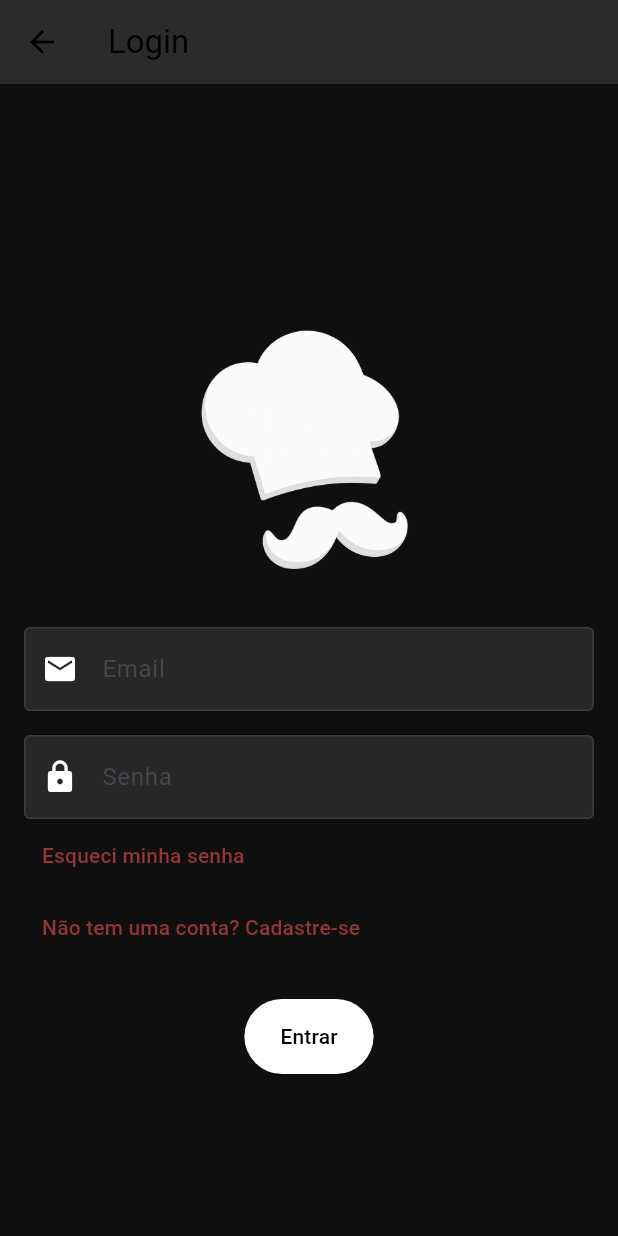
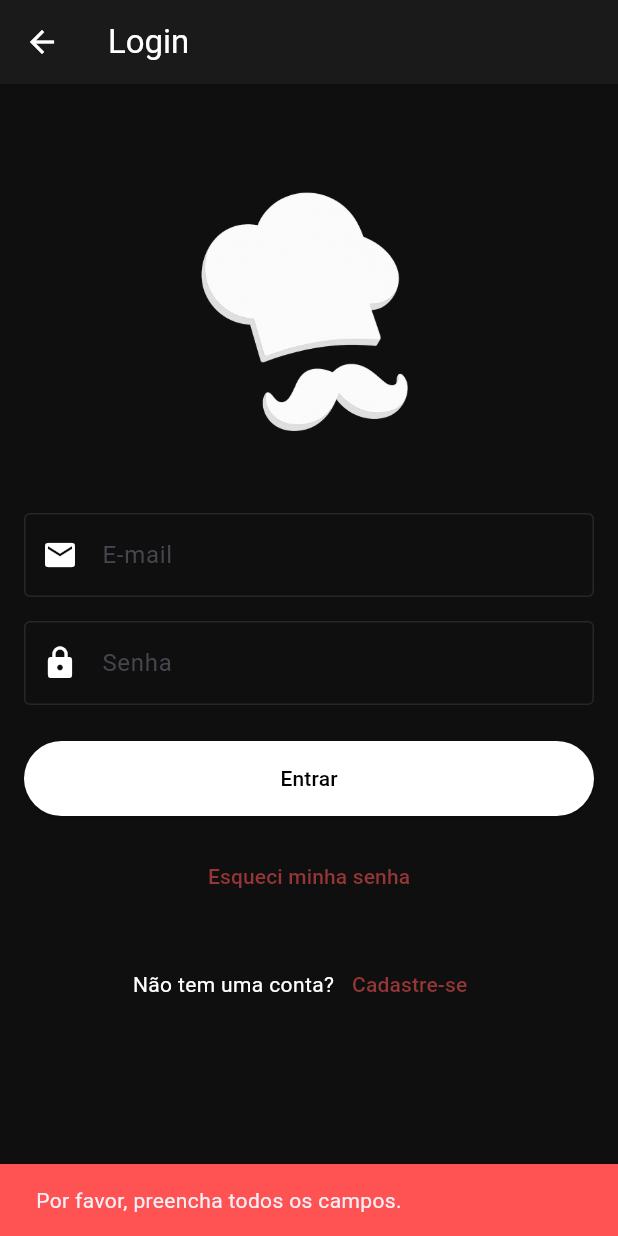
Before and after one commit to LelioNeto/ProjetoAplicativo, a Flutter app: the TelaLoginView screen opened directly, after a tap on "Entrar", on a phone screen of 412 x 824 dp. Run offline on Flutter 3.47's test engine with Material 3 defaults, Android fonts, the light colour scheme and no system bars; our stand-ins replace device_preview.

Commit message:
Adicionei as Snackbars, deixei tudo padronizado nas 3 telas de login cadastro e redefinição de senha, mudei as cores da AppBar para ficar mais visível e verifica se os campos estão preenchidos ou não

```diff
--- a/lib/view/tela_login_view.dart
+++ b/lib/view/tela_login_view.dart
@@ -1,16 +1,60 @@
 import 'package:flutter/material.dart';
-import 'package:projeto_app/view/tela_cadastro_view.dart';
+import 'tela_cadastro_view.dart';
+import 'tela_redefinir_senha_view.dart';
+import 'tela_principal_view.dart';
 
-class TelaLoginView extends StatelessWidget {
+class TelaLoginView extends StatefulWidget {
   const TelaLoginView({super.key});
 
   @override
+  State<TelaLoginView> createState() => _TelaLoginViewState();
+}
+
+class _TelaLoginViewState extends State<TelaLoginView> {
+  final TextEditingController emailController = TextEditingController();
+  final TextEditingController senhaController = TextEditingController();
+
+  void _realizarLogin() {
+    String email = emailController.text.trim();
+    String senha = senhaController.text.trim();
+
+    if (email.isEmpty || senha.isEmpty) {
+      ScaffoldMessenger.of(context).showSnackBar(
+        const SnackBar(
+          content: Text('Por favor, preencha todos os campos.'),
+          backgroundColor: Colors.redAccent,
+          duration: Duration(seconds: 2),
+        ),
+      );
+      return;
+    }
+
+    if (!email.contains('@') || !email.contains('.')) {
+      ScaffoldMessenger.of(context).showSnackBar(
+        const SnackBar(
+          content: Text('Digite um e-mail válido.'),
+          backgroundColor: Colors.orangeAccent,
+          duration: Duration(seconds: 2),
+        ),
+      );
+      return;
+    }
+
+    Navigator.pushReplacement(
+      context,
+      MaterialPageRoute(builder: (context) => const TelaPrincipalView()),
+    );
+  }
+
+  @override
   Widget build(BuildContext context) {
-    InputDecoration buildInputDecoration(String label, IconData icon) {
+    InputDecoration buildInputDecoration(String label, IconData icon,
+        {String? hintText}) {
       return InputDecoration(
         labelText: label,
+        hintText: hintText,
         filled: true,
-        fillColor: Colors.white10,
+        fillColor: Colors.transparent, // <-- transparente
         border: const OutlineInputBorder(),
         enabledBorder: const OutlineInputBorder(
           borderSide: BorderSide(color: Colors.white10),
@@ -31,9 +75,10 @@ class TelaLoginView extends StatelessWidget {
     return Scaffold(
       backgroundColor: const Color.fromARGB(255, 15, 15, 15),
       appBar: AppBar(
-        title: const Text("Login", style: TextStyle(color: Colors.black)),
-        backgroundColor: const Color.fromARGB(255, 44, 43, 43),
-        iconTheme: const IconThemeData(color: Colors.black),
+        title: const Text("Login", style: TextStyle(color: Color.fromARGB(255, 255, 255, 255))),
+        backgroundColor: const Color(0xFF1A1A1A),
+        foregroundColor: Colors.white,
+        iconTheme: const IconThemeData(color: Color.fromARGB(255, 255, 255, 255)),
       ),
       body: Theme(
         data: Theme.of(context).copyWith(
@@ -43,87 +88,93 @@ class TelaLoginView extends StatelessWidget {
             selectionHandleColor: Color.fromARGB(255, 150, 54, 54),
           ),
         ),
-        child: Padding(
+        child: SingleChildScrollView(
           padding: const EdgeInsets.all(16.0),
           child: Column(
-            mainAxisAlignment: MainAxisAlignment.center,
             children: [
               const SizedBox(height: 24),
+              Image.asset('image/LogoChefList.png', height: 230),
+              const SizedBox(height: 16),
 
-              // Ícone/logo no topo
-              Image.asset('image/LogoChefList.png', height: 230),
-
-              // Email
               TextField(
-                decoration: buildInputDecoration("Email", Icons.email),
+                controller: emailController,
+                keyboardType: TextInputType.emailAddress,
                 style: const TextStyle(color: Colors.white),
-                cursorColor: const Color.fromARGB(255, 150, 54, 54),
+                decoration: buildInputDecoration("E-mail", Icons.email),
               ),
               const SizedBox(height: 16),
 
-              // Senha
               TextField(
+                controller: senhaController,
                 obscureText: true,
+                style: const TextStyle(color: Colors.white),
                 decoration: buildInputDecoration("Senha", Icons.lock),
-                style: const TextStyle(color: Colors.white),
-                cursorColor: const Color.fromARGB(255, 150, 54, 54),
               ),
+              const SizedBox(height: 24),
 
-              // "Esqueci minha senha"
-              Align(
-                alignment: Alignment.centerLeft,
-                child: TextButton(
-                  onPressed: () {
-                    Navigator.pushNamed(context, '/redefinir-senha');
-                  },
-                  style: ButtonStyle(
-                    overlayColor: WidgetStateProperty.all(
-                      Colors.transparent,
-                    ), // sem efeito ao clicar
+              SizedBox(
+                width: double.infinity,
+                child: ElevatedButton(
+                  onPressed: _realizarLogin,
+                  style: ElevatedButton.styleFrom(
+                    backgroundColor: Colors.white,
+                    foregroundColor: Colors.black,
+                    minimumSize: const Size(double.infinity, 50),
                   ),
-                  child: const Text(
-                    "Esqueci minha senha",
-                    style: TextStyle(color: Color.fromARGB(255, 150, 54, 54)),
-                  ),
+                  child: const Text("Entrar"),
                 ),
               ),
-              // "Não tem uma conta? Cadastre-se"
+              const SizedBox(height: 16),
+
               Align(
-                alignment: Alignment.centerLeft,
+                alignment: Alignment.center,
                 child: TextButton(
                   onPressed: () {
                     Navigator.push(
                       context,
                       MaterialPageRoute(
-                        builder: (context) => const TelaCadastroView(),
+                        builder: (context) => const TelaRedefinirSenhaView(),
                       ),
                     );
                   },
                   style: ButtonStyle(
-                    overlayColor: WidgetStateProperty.all(
-                      Colors.transparent,
-                    ), // sem efeito ao clicar
+                    overlayColor:
+                        MaterialStateProperty.all(Colors.transparent),
                   ),
                   child: const Text(
-                    "Não tem uma conta? Cadastre-se",
-                    style: TextStyle(color: Color.fromARGB(255, 150, 54, 54)),
+                    "Esqueci minha senha",
+                    style: TextStyle(
+                      color: Color.fromARGB(255, 150, 54, 54),
+                    ),
                   ),
                 ),
               ),
-
               const SizedBox(height: 24),
 
-              // Botão Entrar
-              ElevatedButton(
-                onPressed: () {
-                  // futuramente: chamar controller de login
-                },
-                style: ElevatedButton.styleFrom(
-                  backgroundColor: Colors.white,
-                  foregroundColor: Colors.black,
-                  minimumSize: const Size(double.minPositive, 50),
-                ),
-                child: const Text("Entrar"),
+              Row(
+                mainAxisAlignment: MainAxisAlignment.center,
+                children: [
+                  const Text(
+                    "Não tem uma conta?",
+                    style: TextStyle(color: Colors.white),
+                  ),
+                  TextButton(
+                    onPressed: () {
+                      Navigator.push(
+                        context,
+                        MaterialPageRoute(
+                          builder: (context) => const TelaCadastroView(),
+                        ),
+                      );
+                    },
+                    child: const Text(
+                      "Cadastre-se",
+                      style: TextStyle(
+                        color: Color.fromARGB(255, 150, 54, 54),
+                      ),
+                    ),
+                  ),
+                ],
               ),
             ],
           ),
```
Also changed, not shown: lib/view/tela_cadastro_view.dart (+82 -26 lines).
